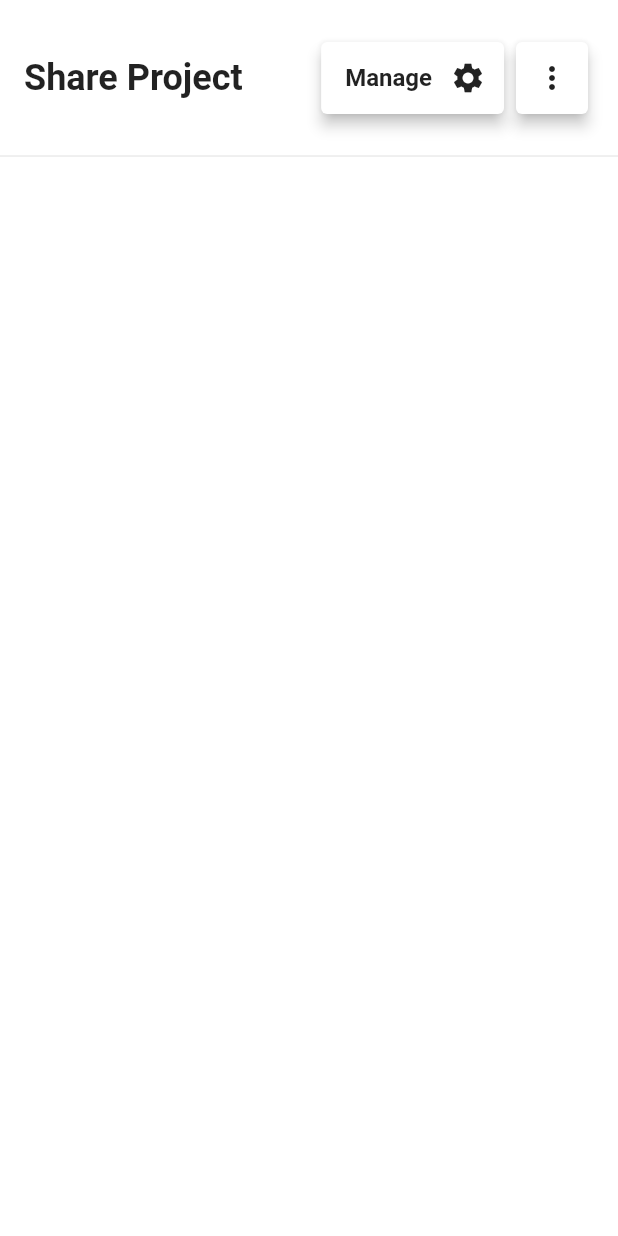
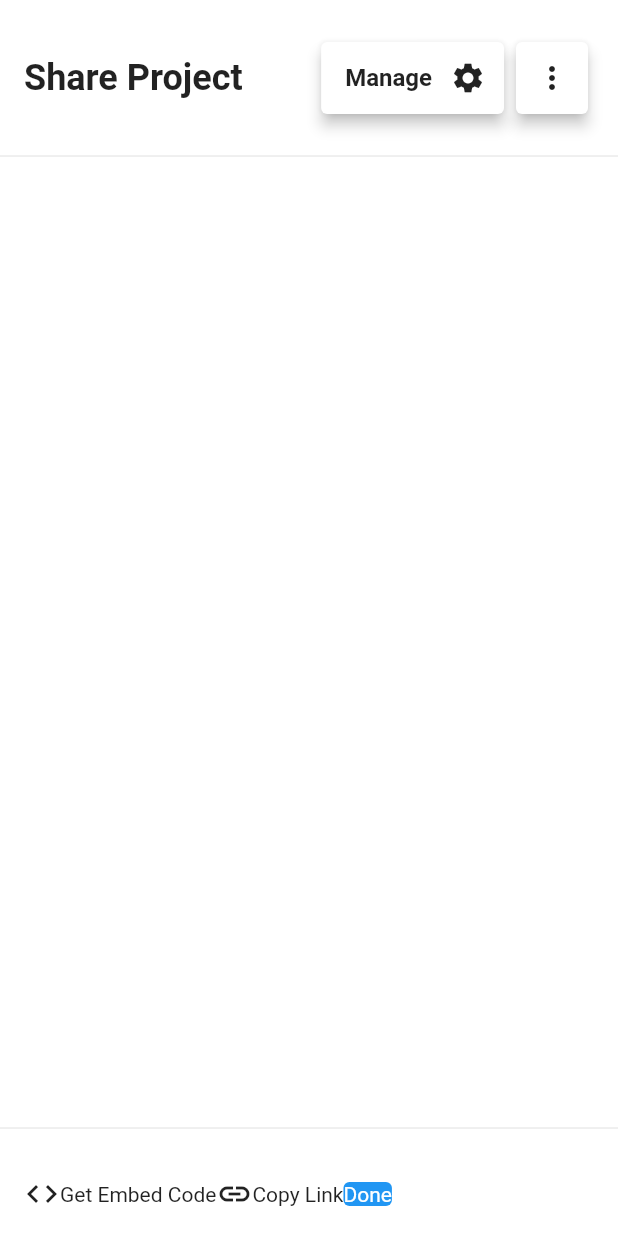
Before and after one commit to JAICHANGPARK/flutter_notebook_chapter_23, a Flutter app: the ModelComponentPage screen opened directly, after a tap on "show share project modal", on a phone screen of 412 x 824 dp. Run offline on Flutter 3.47's test engine with Material 2 defaults, Android fonts, the phone set to English and light mode, and no system bars; our stand-ins replace flutter_colorpicker, flutter_svg, go_router, ionicons.

Commit message:
Update ep1321_main.dart

```diff
--- a/lib/ep1321_modal_components/ep1321_main.dart
+++ b/lib/ep1321_modal_components/ep1321_main.dart
@@ -109,6 +109,35 @@ class _ModelComponentPageState extends State<ModelComponentPage> {
                           ),
                         ),
                         Divider(),
+                        Expanded(child: SingleChildScrollView()),
+                        Divider(
+                          height: 32,
+                        ),
+                        Padding(
+                          padding: const EdgeInsets.all(16),
+                          child: Row(
+                            children: [
+                              Icon(Icons.code),
+                              Text("Get Embed Code"),
+                              Icon(Icons.link_outlined),
+                              Text("Copy Link"),
+                              Container(
+                                decoration: BoxDecoration(
+                                  color: Colors.blue,
+                                  borderRadius: BorderRadius.circular(4),
+                                ),
+                                child: Center(
+                                  child: Text(
+                                    "Done",
+                                    style: TextStyle(
+                                      color: Colors.white,
+                                    ),
+                                  ),
+                                ),
+                              )
+                            ],
+                          ),
+                        )
                       ],
                     ),
                   ),
```
